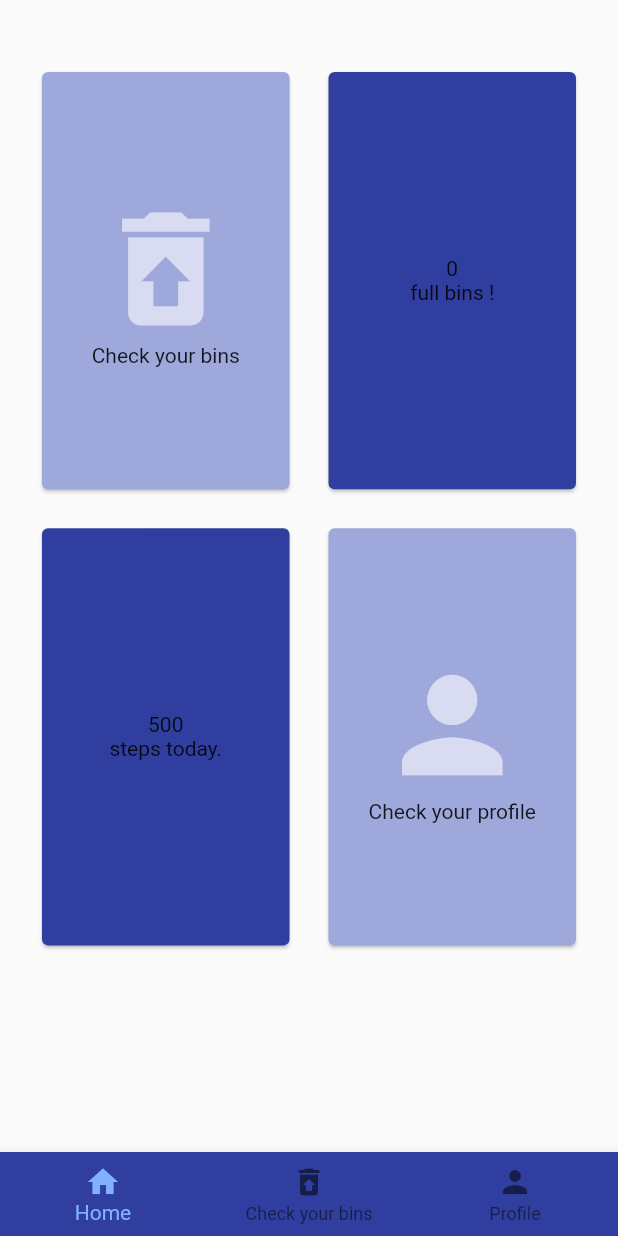
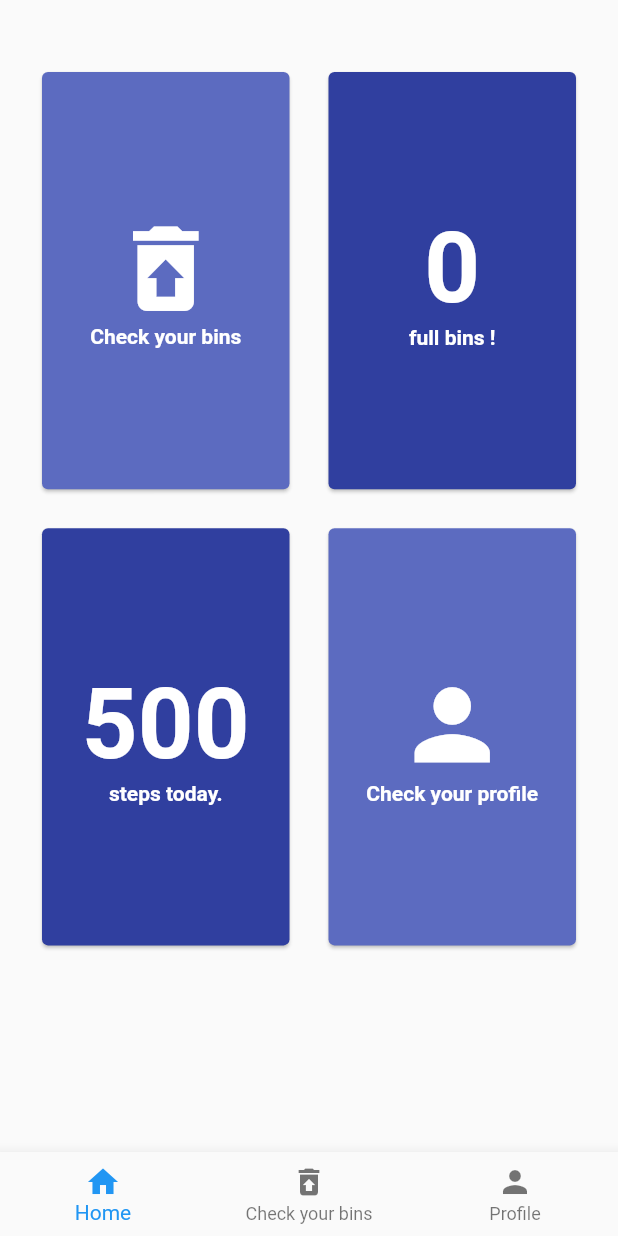
Before and after one commit to Dhaxy/itrash, a Flutter app: the screen it shows after launch, on a phone screen of 412 x 824 dp. Run offline on Flutter 3.47's test engine with Material 2 defaults, Android fonts, the phone set to English and light mode, and no system bars.

Commit message:
Changed bottom navbar and navigation

```diff
--- /dev/null
+++ b/lib/Components/AppBottomNavigationBarController.dart
@@ -0,0 +1,63 @@
+import 'package:flutter/material.dart';
+
+import 'package:flutter_app/homePage.dart';
+import 'package:flutter_app/binsPage.dart';
+import 'package:flutter_app/profilePage.dart';
+
+class AppBottomNavigationBarController extends StatefulWidget {
+  @override
+  _AppBottomNavigationBarControllerState createState() =>
+      _AppBottomNavigationBarControllerState();
+}
+
+class _AppBottomNavigationBarControllerState
+    extends State<AppBottomNavigationBarController> {
+
+  final List<Widget> pages = [
+    HomePage(
+      key: PageStorageKey('Home')
+    ),
+    BinsPage(
+        key: PageStorageKey('Bins')
+    ),
+    ProfilePage(
+        key: PageStorageKey('Profile')
+    )
+  ];
+
+  final PageStorageBucket bucket = PageStorageBucket();
+
+  int _selectedIndex = 0;
+
+  Widget _bottomNavigationBar(int selectedIndex) => BottomNavigationBar(
+    onTap: (int index) => changePage(index),
+    currentIndex: selectedIndex,
+    items: const <BottomNavigationBarItem>[
+      BottomNavigationBarItem(
+          icon: Icon(Icons.home), title: Text("Home")
+      ),
+      BottomNavigationBarItem(
+          icon: Icon(Icons.restore_from_trash),
+          title: Text("Check your bins")
+      ),
+      BottomNavigationBarItem(
+          icon:  Icon(Icons.person), title:  Text("Profile")
+      )
+    ],
+  );
+
+  @override
+  Widget build(BuildContext context) {
+    return Scaffold(
+      bottomNavigationBar: _bottomNavigationBar(_selectedIndex),
+      body: PageStorage(
+        child: pages[_selectedIndex],
+        bucket: bucket,
+      ),
+    );
+  }
+
+  void changePage(int index) {
+    setState(() => _selectedIndex = index);
+  }
+}
--- a/lib/Components/DashboardTilesComponent.dart
+++ b/lib/Components/DashboardTilesComponent.dart
@@ -14,9 +14,22 @@ class DashboardTilesComponent extends StatelessWidget {
           mainAxisAlignment: MainAxisAlignment.center,
           crossAxisAlignment: CrossAxisAlignment.center,
           children: <Widget>[
-            Visibility(child: Icon(this.icon, size: 100, color: Colors.white60), visible: this.icon == null ? false : true),
-            Visibility(child: Text(this.additionalInfo), visible: this.icon == null ? true : false),
-            Text(this.text)
+            Visibility(child: Icon(this.icon, size: 75, color: Colors.white), visible: this.icon == null ? false : true),
+            Visibility(child: Text(
+                this.additionalInfo,
+                style: TextStyle(
+                    fontSize: 65,
+                    fontWeight: FontWeight.bold,
+                    color: Colors.white
+                ),
+            ), visible: this.icon == null ? true : false),
+            Text(
+              this.text,
+              style: TextStyle(
+                  fontWeight: FontWeight.bold,
+                  color: Colors.white
+              ),
+            )
           ],
         ),
     );
--- a/lib/binsPage.dart
+++ b/lib/binsPage.dart
@@ -1,6 +1,9 @@
 import 'package:flutter/material.dart';
+import 'package:http/http.dart' as http;
 
 class BinsPage extends StatefulWidget {
+  const BinsPage({Key key}) : super(key: key);
+
   @override
   _BinsState createState() => new _BinsState();
 }
--- a/lib/homePage.dart
+++ b/lib/homePage.dart
@@ -3,11 +3,14 @@ import 'package:flutter/material.dart';
 import 'package:flutter_app/Components/DashboardTilesComponent.dart';
 
 class HomePage extends StatefulWidget {
+  const HomePage({Key key}) : super(key: key);
+
   @override
   _HomeState createState() => new _HomeState();
 }
 
 class _HomeState extends State<HomePage> {
+
   @override
   Widget build(BuildContext context) {
     return Scaffold(
@@ -21,29 +24,43 @@ class _HomeState extends State<HomePage> {
           childAspectRatio: (40 / 65) ,
           padding: const EdgeInsets.all(20),
           children: <Widget>[
-              Card(
+            new GestureDetector(
+              onTap: () {
+
+              },
+              child: Card(
                 margin: const EdgeInsets.all(8),
                 child: DashboardTilesComponent("Check your bins", icon:Icons.restore_from_trash, additionalInfo: ""),
-                color: Colors.indigo[200],
+                color: Colors.indigo[400],
               ),
-              Card(
+            ),
+            new GestureDetector(
+              child: Card(
                 margin: const EdgeInsets.all(8),
                 child: DashboardTilesComponent("full bins !", additionalInfo: "0",),
                 color: Colors.indigo[700],
               ),
-              Card(
+            ),
+            new GestureDetector(
+              child: Card(
                 margin: const EdgeInsets.all(8),
                 child: DashboardTilesComponent("steps today.", additionalInfo: "500"),
                 color: Colors.indigo[700],
               ),
-              Card(
+            ),
+            new GestureDetector(
+              onTap: () {
+                Navigator.pushNamed(context, '/profile');
+              },
+              child: Card(
                 margin: const EdgeInsets.all(8),
                 child: DashboardTilesComponent("Check your profile", icon:Icons.person, additionalInfo: ""),
-                color: Colors.indigo[200],
+                color: Colors.indigo[400],
+              ),
             ),
           ],
         ),
-        )
+      ),
     );
   }
 }
--- a/lib/main.dart
+++ b/lib/main.dart
@@ -1,9 +1,7 @@
 import 'package:flutter/material.dart';
 import 'package:flutter/services.dart';
 
-import 'package:flutter_app/homePage.dart';
-import 'package:flutter_app/binsPage.dart';
-import 'package:flutter_app/profilePage.dart';
+import 'package:flutter_app/Components/AppBottomNavigationBarController.dart';
 
 void main() {
   SystemChrome.setEnabledSystemUIOverlays([]);
@@ -14,66 +12,7 @@ class MyApp extends StatelessWidget {
   @override
   Widget build(BuildContext context) {
     return MaterialApp(
-      title: 'iTrash',
-      theme: ThemeData(
-        primaryColor: Colors.indigo[700],
-        accentColor: Colors.indigoAccent,
-        brightness: Brightness.light,
-      ),
-      home: _MainPage(),
+        home: AppBottomNavigationBarController()
     );
   }
 }
-
-class _MainPage extends StatefulWidget {
-  _MainPage({Key key}): super(key: key);
-
-  _MainState createState() => new _MainState();
-}
-
-class _MainState extends State<_MainPage> {
-  int _currentIndex = 0;
-  final List<Widget> _children = [
-    HomePage(),
-    BinsPage(),
-    ProfilePage()
-  ];
-
-  @override
-  Widget build(BuildContext context) {
-    return Scaffold(
-      body: _children[_currentIndex],
-      bottomNavigationBar: Theme(
-        data: Theme.of(context).copyWith(
-            canvasColor: Colors.indigo[700],
-            primaryColor: Colors.white30,
-            textTheme: Theme.of(context)
-                .textTheme
-                .copyWith(caption: new TextStyle(color: Colors.white))),
-        child: BottomNavigationBar(
-          selectedItemColor: Colors.blueAccent[100],
-          currentIndex: _currentIndex,
-          onTap: onTabTapped,
-          items: [
-            BottomNavigationBarItem(
-                icon: new Icon(Icons.home), title: new Text("Home")
-            ),
-            BottomNavigationBarItem(
-                icon: new Icon(Icons.restore_from_trash),
-                title: new Text("Check your bins")
-            ),
-            BottomNavigationBarItem(
-                icon: new Icon(Icons.person), title: new Text("Profile")
-            )
-          ],
-        ),
-      ),
-    );
-  }
-
-  void onTabTapped(int index) {
-    setState(() {
-      _currentIndex = index;
-    });
-  }
-}
--- a/lib/profilePage.dart
+++ b/lib/profilePage.dart
@@ -1,6 +1,8 @@
 import 'package:flutter/material.dart';
 
 class ProfilePage extends StatefulWidget {
+  const ProfilePage({Key key}) : super(key: key);
+
   @override
   _ProfileState createState() => new _ProfileState();
 }
--- a/pubspec.yaml
+++ b/pubspec.yaml
@@ -20,6 +20,7 @@ dependencies:
   flutter:
     sdk: flutter
   percent_indicator: ^2.1.1+1
+  http: ^0.12.0+4
 
   # The following adds the Cupertino Icons font to your application.
   # Use with the CupertinoIcons class for iOS style icons.
```
Also changed, not shown: pubspec.lock, 1 other file. Lines whose indentation alone changed are shown as unchanged.
